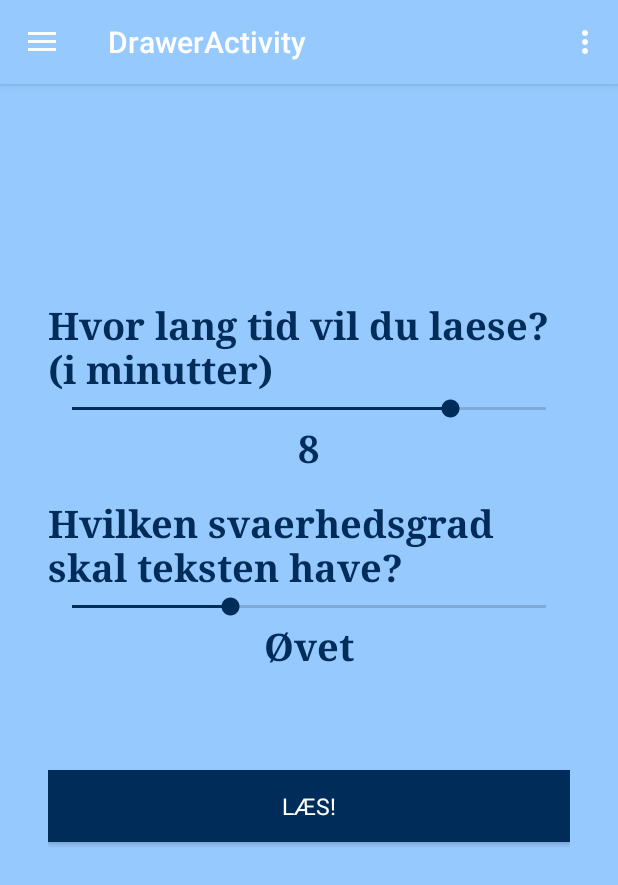
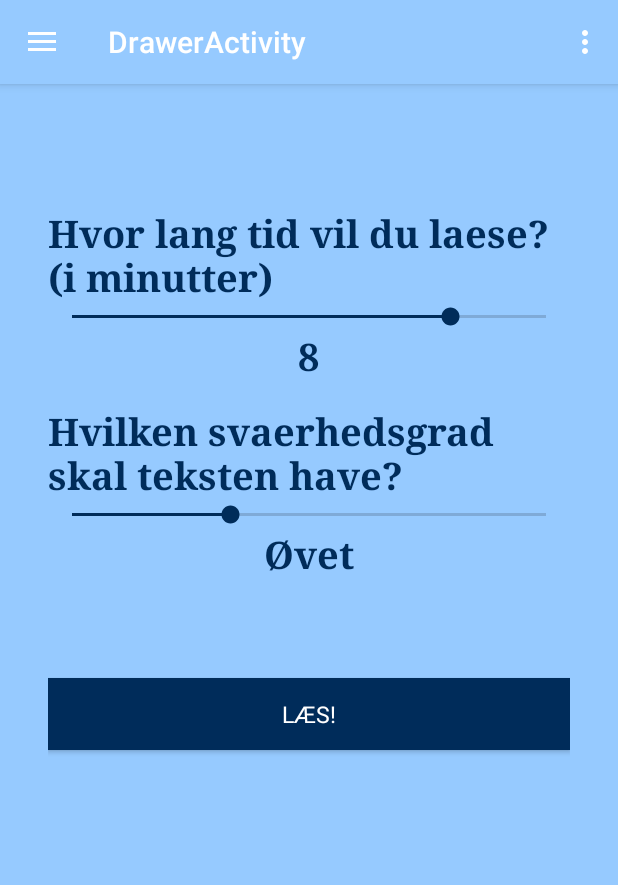
Before and after one commit to MagnusJensen95/Laesomondo, an Android app: the screen it shows after launch (DrawerActivity), in the side drawer, after a tap on "Tag en Læsetest", on a phone screen of 412 x 824 dp. Shown: the top 885 px of the screen. Run offline under Robolectric (Android 15) with nearby library versions, the phone set to English and light mode, and no system bars; libraries missing offline, so code that uses them is left out: com.crashlytics.android, io.fabric.sdk; 1 statement that could not run was skipped.

Commit message:
prereqs fixeed

```diff
--- a/app/src/main/java/com/example/magnus/laesomondo/fragments/ReadingTestPrerequisites.java
+++ b/app/src/main/java/com/example/magnus/laesomondo/fragments/ReadingTestPrerequisites.java
@@ -7,6 +7,7 @@ import android.os.Bundle;
 import android.view.LayoutInflater;
 import android.view.View;
 import android.view.ViewGroup;
+import android.widget.Button;
 import android.widget.SeekBar;
 import android.widget.TextView;
 
@@ -17,6 +18,7 @@ public class ReadingTestPrerequisites extends Fragment {
 
     SeekBar seekBarTime;
     TextView seekBarTimeValue;
+    private Button startTestButton;
 
     SeekBar seekBarDifficulty;
     TextView seekBarDifficultyValue;
@@ -25,6 +27,8 @@ public class ReadingTestPrerequisites extends Fragment {
     @Override
     public View onCreateView(LayoutInflater inflater, ViewGroup container, Bundle savedInstanceState) {
          View view = inflater.inflate(R.layout.activity_reading_test_prerequisites, container, false);
+
+
 
         SeekBar seekBarTime = (SeekBar) view.findViewById(R.id.readingTestPrerequisitesTimeSlider);
         final TextView seekBarTimeValue = (TextView) view.findViewById(R.id.seekBarTimeValue);
@@ -104,6 +108,19 @@ public class ReadingTestPrerequisites extends Fragment {
         });
 
 
+        startTestButton = (Button) view.findViewById(R.id.readingTestPrerequisitesStartButton);
+        startTestButton.setOnClickListener(new View.OnClickListener() {
+            @Override
+            public void onClick(View v) {
+                String readingText = getString(R.string.readingTestReadingMaterial);
+
+                Intent intent = new Intent(getActivity().getApplicationContext(), ReadingTest.class);
+                intent.putExtra("readingTestType", "readingTestOriginal");
+                intent.putExtra("TextToLoad", readingText);
+                intent.putExtra("TextTitle", "Default Titel");
+                startActivity(intent);
+            }
+        });
 
         return view;
     }
@@ -113,13 +130,7 @@ public class ReadingTestPrerequisites extends Fragment {
 
         //TODO:Below needs severe overhaul. More texts in strings resource, random or determined way
         //TODO:of loading differentiating texts, title for textstring as well.
-        String readingText = getString(R.string.readingTestReadingMaterial);
 
-        Intent intent = new Intent(getActivity().getApplicationContext(), ReadingTest.class);
-        intent.putExtra("readingTestType", "readingTestOriginal");
-        intent.putExtra("TextToLoad", readingText);
-        intent.putExtra("TextTitle", "Default Titel");
-        startActivity(intent);
     }
     //implement functionality, as well as cm start button (stop button in reading test).
 }
--- a/app/src/main/res/layout/activity_reading_test_prerequisites.xml
+++ b/app/src/main/res/layout/activity_reading_test_prerequisites.xml
@@ -19,7 +19,7 @@
         android:id="@+id/readingTestPrerequisitesReadingTime"
         android:layout_alignParentTop="true"
         android:layout_centerHorizontal="true"
-        android:layout_marginTop="111dp"/>
+        android:layout_marginTop="50dp"/>
 
     <SeekBar
         android:layout_width="match_parent"
@@ -84,7 +84,7 @@
         android:layout_below="@+id/readingTestPrerequisitesDifficultySlider"
         android:layout_centerHorizontal="true"
         android:layout_marginTop="100dp"
-        android:onClick="startReadingTest">
+       >
     </Button>
 
 </RelativeLayout>
```
